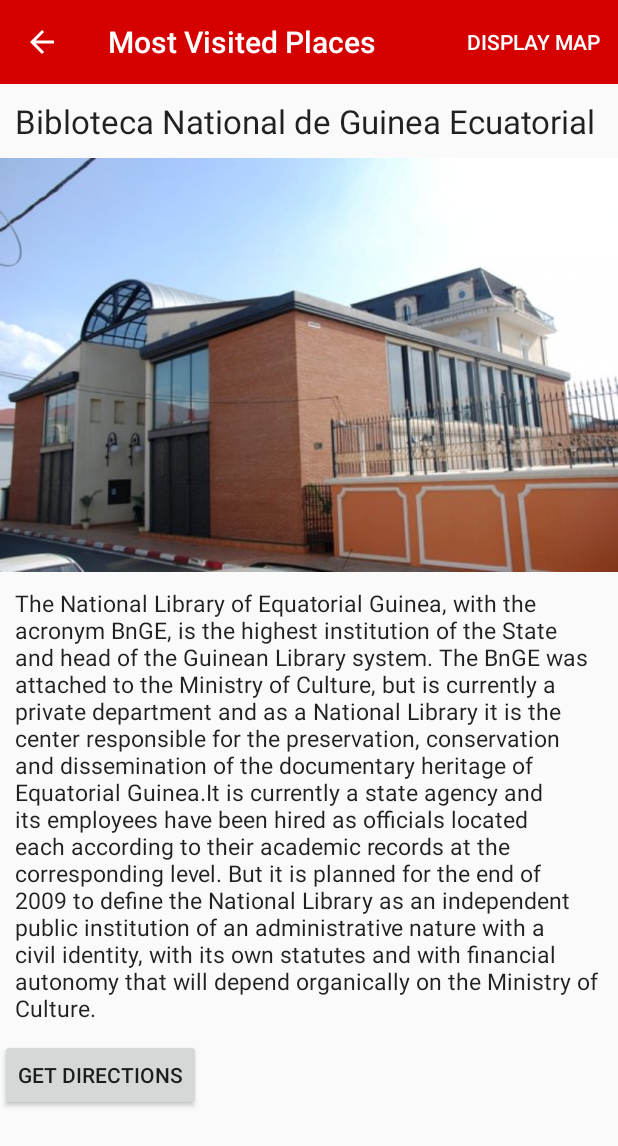
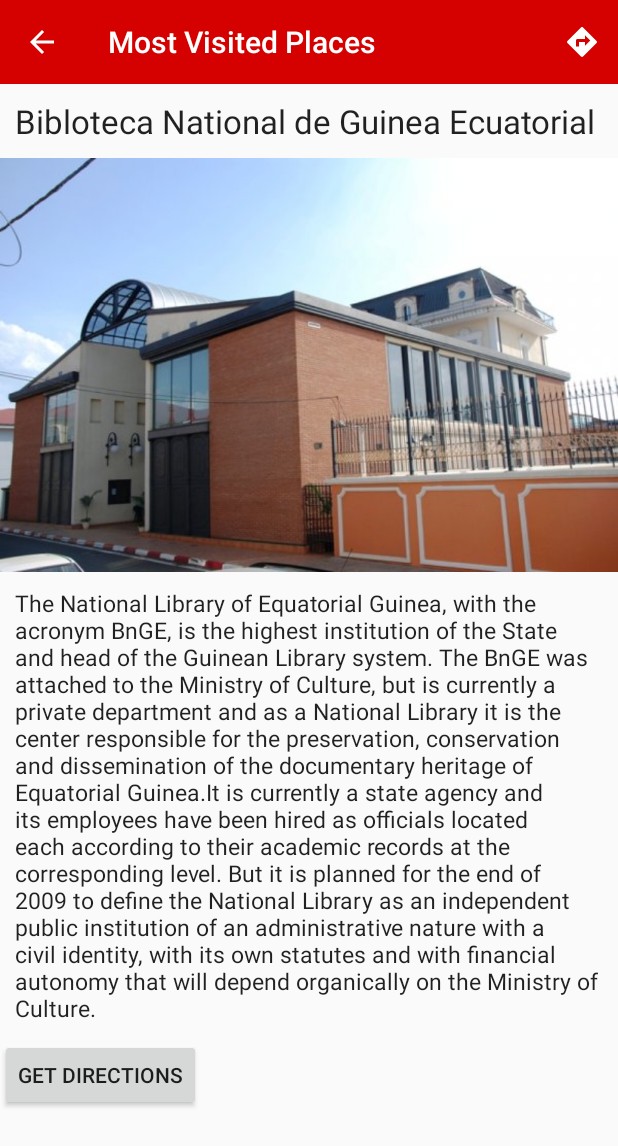
Before and after one commit to francisco50/Mimalabo, an Android app: the Activity_places_detail screen opened directly, with no data from a screen before it, on a phone screen of 412 x 824 dp. Shown: the top 1146 px of the screen. Run offline under Robolectric (Android 15) with nearby library versions, the phone set to English and light mode, and no system bars; 1 statement that could not run was skipped.

Commit message:
We added the icon as the icon for our menu item.

```diff
--- a/app/src/main/res/menu/menu_main.xml
+++ b/app/src/main/res/menu/menu_main.xml
@@ -1,11 +1,11 @@
 <?xml version="1.0" encoding="utf-8"?>
 <menu xmlns:android="http://schemas.android.com/apk/res/android"
-    xmlns:app="http://schemas.android.com/apk/res-auto"
-    >
+    xmlns:app="http://schemas.android.com/apk/res-auto">
     <item
         android:id="@+id/action_map"
         android:orderInCategory="101"
         android:title="@string/display_map"
+        android:icon="@drawable/ic_directions"
         app:showAsAction="always"/>
 
 </menu>
```
